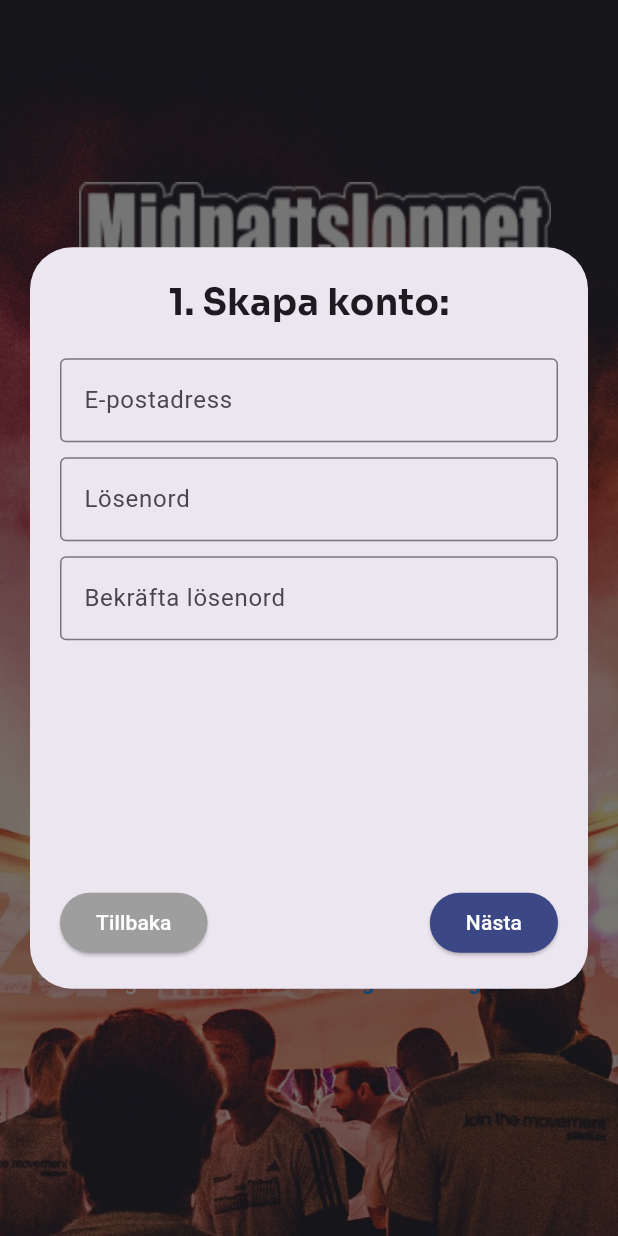
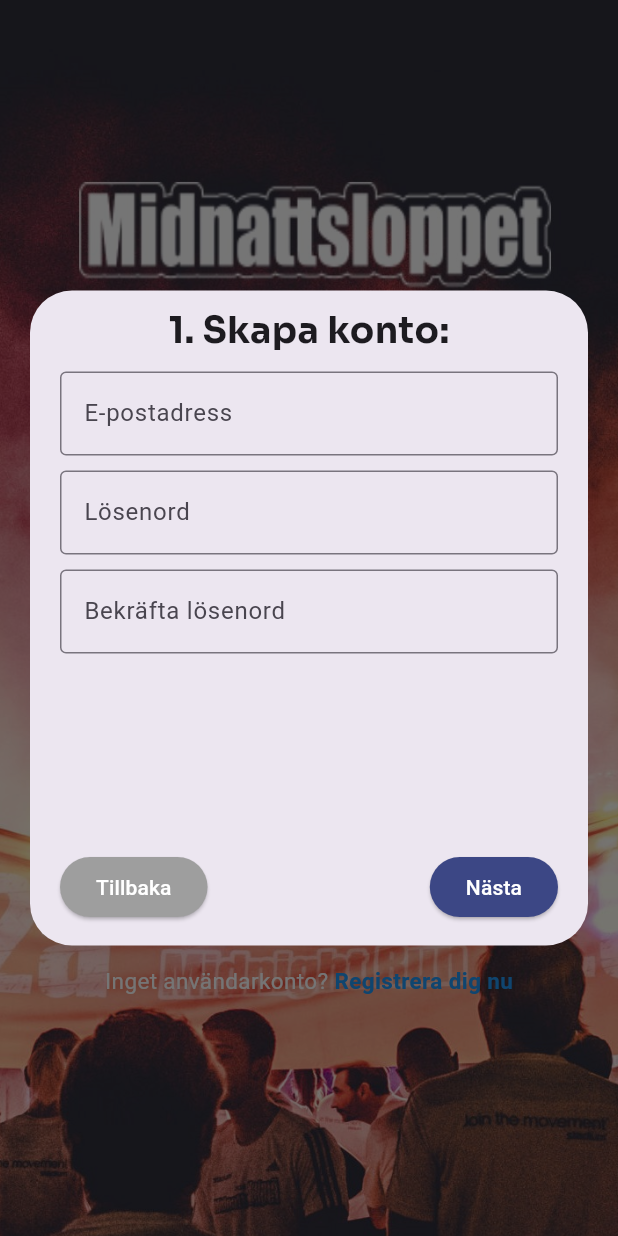
Before and after one commit to vhogberg/midnattsloppet_app_frontend, a Flutter app: the screen it shows after launch, after a tap on "Registrera dig nu", on a phone screen of 412 x 824 dp. Run offline on Flutter 3.47's test engine with Material 3 defaults, Android fonts, the phone set to English and light mode, and no system bars; our stand-ins replace auto_size_text, flutter_local_notifications, font_awesome_flutter, iconsax, rxdart, shared_preferences and 1 more; missing offline and left inert: add_2_calendar.

Commit message:
Registration wizard modified to fit on iPhone 7 + keyboard

```diff
--- a/lib/pages/registration/registration_wizard.dart
+++ b/lib/pages/registration/registration_wizard.dart
@@ -225,7 +225,7 @@ class _RegistrationWizardDialogState extends State<RegistrationWizardDialog> {
       insetPadding: const EdgeInsets.all(20.0),
       child: Container(
         width: MediaQuery.of(context).size.width * 0.8 + 60, // bredd på wizard
-        height: MediaQuery.of(context).size.height * 0.6,
+        height: MediaQuery.of(context).size.height * 0.53, // höjd på wizard
         child: Column(
           children: [
             Expanded(
@@ -241,7 +241,8 @@ class _RegistrationWizardDialogState extends State<RegistrationWizardDialog> {
               ),
             ),
             Padding(
-              padding: const EdgeInsets.all(20.0),
+              padding: const EdgeInsets.only(
+                  top: 15, left: 20.0, right: 20, bottom: 15),
               child: Row(
                 mainAxisAlignment: MainAxisAlignment.spaceBetween,
                 children: [
@@ -307,7 +308,7 @@ class _RegistrationWizardDialogState extends State<RegistrationWizardDialog> {
     return Column(
       children: [
         const Padding(
-          padding: EdgeInsets.all(20.0),
+          padding: EdgeInsets.only(top: 10.0, left: 20, right: 20, bottom: 10),
           child: Text(
             '1. Skapa konto:',
             style: TextStyle(
@@ -356,11 +357,12 @@ class _RegistrationWizardDialogState extends State<RegistrationWizardDialog> {
   // Wizard steg 2, färdigställa din profil
   Widget _buildCompleteProfilePage() {
     return Padding(
-      padding: const EdgeInsets.all(20.0),
+      padding:
+          const EdgeInsets.only(top: 10, bottom: 20.0, left: 20, right: 20),
       child: Column(
         children: [
           const Padding(
-            padding: EdgeInsets.all(20.0),
+            padding: EdgeInsets.only(left: 20, right: 20, bottom: 10),
             child: Text(
               '2. Färdigställ din profil',
               style: TextStyle(
@@ -370,18 +372,15 @@ class _RegistrationWizardDialogState extends State<RegistrationWizardDialog> {
               ),
             ),
           ),
-          Padding(
-            padding: const EdgeInsets.symmetric(horizontal: 20.0),
-            child: TextField(
-              controller: nameController,
-              decoration: const InputDecoration(
-                hintText: 'Användarnamn',
-                border: OutlineInputBorder(),
-              ),
+          TextField(
+            controller: nameController,
+            decoration: const InputDecoration(
+              hintText: 'Användarnamn',
+              border: OutlineInputBorder(),
             ),
           ),
           Padding(
-            padding: const EdgeInsets.symmetric(horizontal: 20.0, vertical: 10),
+            padding: const EdgeInsets.only(top: 10),
             child: TextField(
               controller: companyVoucherCodeController,
               decoration: const InputDecoration(
@@ -401,7 +400,7 @@ class _RegistrationWizardDialogState extends State<RegistrationWizardDialog> {
       crossAxisAlignment: CrossAxisAlignment.start,
       children: [
         const Padding(
-          padding: EdgeInsets.all(20.0),
+          padding: EdgeInsets.only(top: 10, right: 20, left: 20, bottom: 15),
           child: Text(
             '3. Välj ett befintligt lag eller skapa ett nytt',
             style: TextStyle(
@@ -450,7 +449,7 @@ class _RegistrationWizardDialogState extends State<RegistrationWizardDialog> {
         ),
         Padding(
           padding: const EdgeInsets.fromLTRB(
-              20.0, 30.0, 20.0, 0), // Adjusted top padding for more space
+              20.0, 20.0, 20.0, 0), // Adjusted top padding for more space
           child: Row(
             children: [
               ElevatedButton(
@@ -477,7 +476,7 @@ class _RegistrationWizardDialogState extends State<RegistrationWizardDialog> {
     return Column(
       children: [
         const Padding(
-          padding: EdgeInsets.all(20.0),
+          padding: EdgeInsets.only(top: 10, right: 20, left: 20, bottom: 10),
           child: Text(
             '4. Skapa ett nytt lag',
             style: TextStyle(
@@ -534,7 +533,6 @@ class _RegistrationWizardDialogState extends State<RegistrationWizardDialog> {
             ),
           ),
         ),
-        const SizedBox(height: 8),
         Padding(
           padding: const EdgeInsets.symmetric(horizontal: 20.0),
           child: TextField(
```
